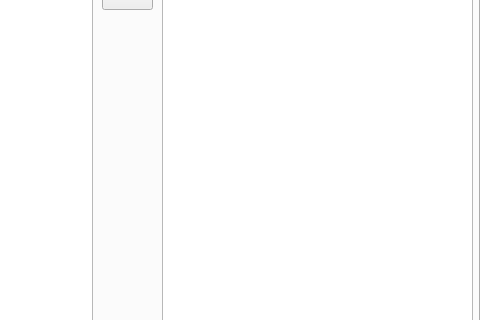
Qt form rafetiketidialog.ui (mamoo81/bhss) before a commit; both pictures show x 620 to 1100 and y 202 to 522 of the 1100 by 700 pixel window.
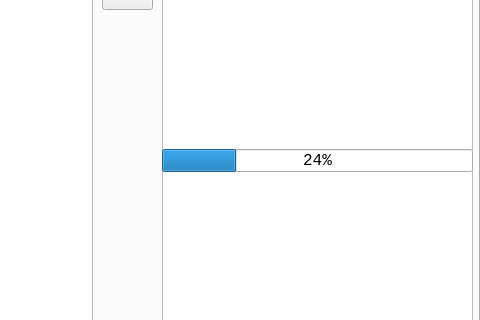
The same form after that commit. Icons and pictures are not drawn.

What changed in the file:
```diff
--- a/rafetiketidialog.ui
+++ b/rafetiketidialog.ui
@@ -359,6 +359,19 @@
       <enum>Qt::ToolButtonTextBesideIcon</enum>
      </property>
     </widget>
+    <widget class="QProgressBar" name="progressBar">
+     <property name="geometry">
+      <rect>
+       <x>780</x>
+       <y>320</y>
+       <width>311</width>
+       <height>23</height>
+      </rect>
+     </property>
+     <property name="value">
+      <number>24</number>
+     </property>
+    </widget>
    </widget>
    <widget class="QWidget" name="tab_2">
     <attribute name="title">
```
